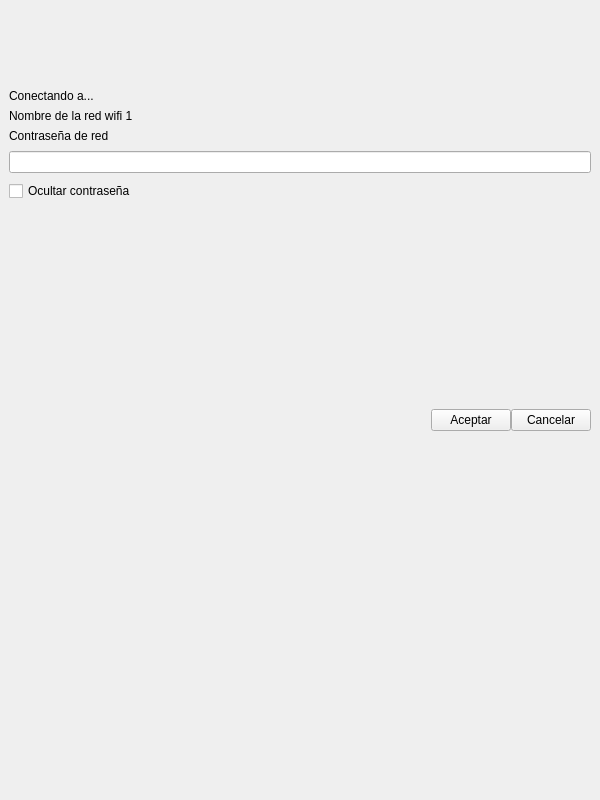
The window that bqSetting/ui/SettingsWiFiPasswordMenu.ui (bq/cervantes) describes before a commit, drawn with Qt 5.
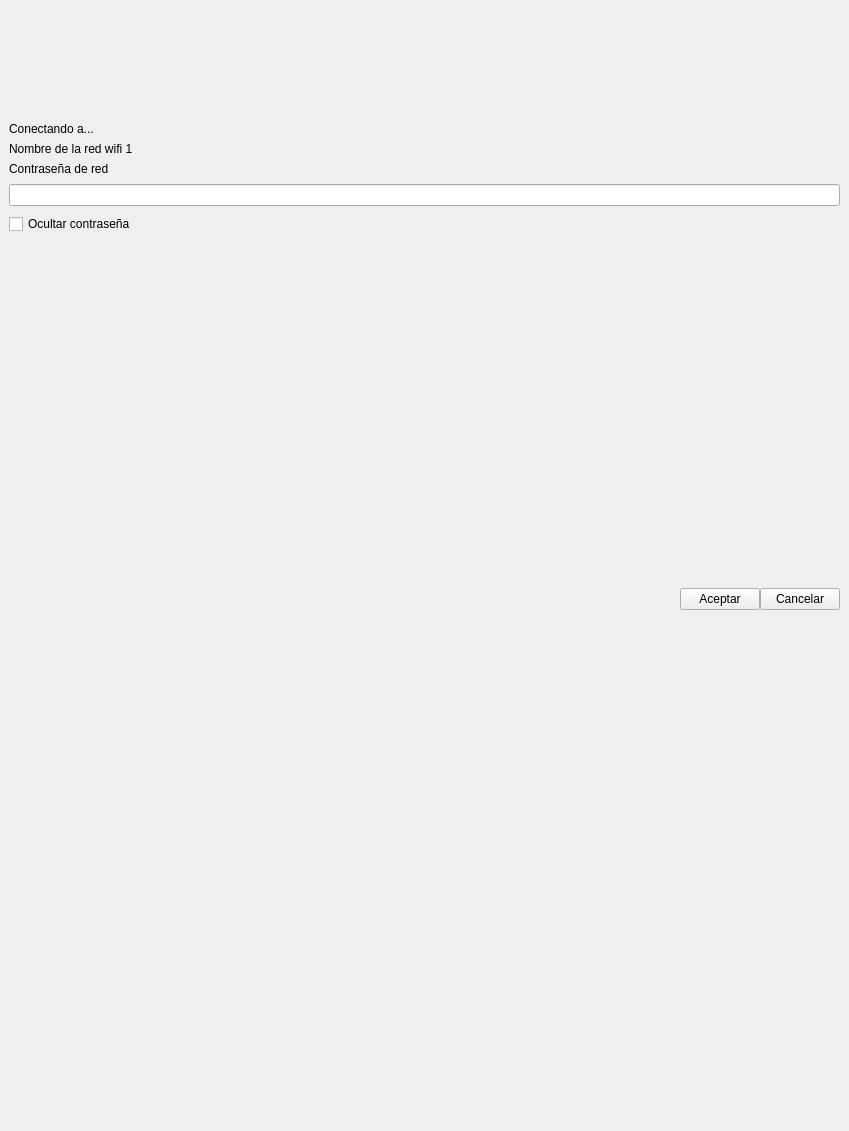
The same window after the commit. Custom widgets are drawn as their Qt base class.

```diff
--- a/bqSetting/ui/SettingsWiFiPasswordMenu.ui
+++ b/bqSetting/ui/SettingsWiFiPasswordMenu.ui
@@ -6,8 +6,8 @@
    <rect>
     <x>0</x>
     <y>0</y>
-    <width>600</width>
-    <height>800</height>
+    <width>849</width>
+    <height>1131</height>
    </rect>
   </property>
   <property name="windowTitle">
@@ -33,8 +33,8 @@
      </property>
      <property name="sizeHint" stdset="0">
       <size>
-       <width>20</width>
-       <height>80</height>
+       <width>28</width>
+       <height>113</height>
       </size>
      </property>
     </spacer>
@@ -119,8 +119,8 @@
           </property>
           <property name="sizeHint" stdset="0">
            <size>
-            <width>20</width>
-            <height>40</height>
+            <width>28</width>
+            <height>57</height>
            </size>
           </property>
          </spacer>
@@ -137,8 +137,8 @@
             </property>
             <property name="sizeHint" stdset="0">
              <size>
-              <width>40</width>
-              <height>20</height>
+              <width>57</width>
+              <height>28</height>
              </size>
             </property>
            </spacer>
@@ -171,8 +171,8 @@
      </property>
      <property name="sizeHint" stdset="0">
       <size>
-       <width>20</width>
-       <height>40</height>
+       <width>28</width>
+       <height>57</height>
       </size>
      </property>
     </spacer>
```
Left out of the diff: 12 changed lines with no effect on the pictures.
